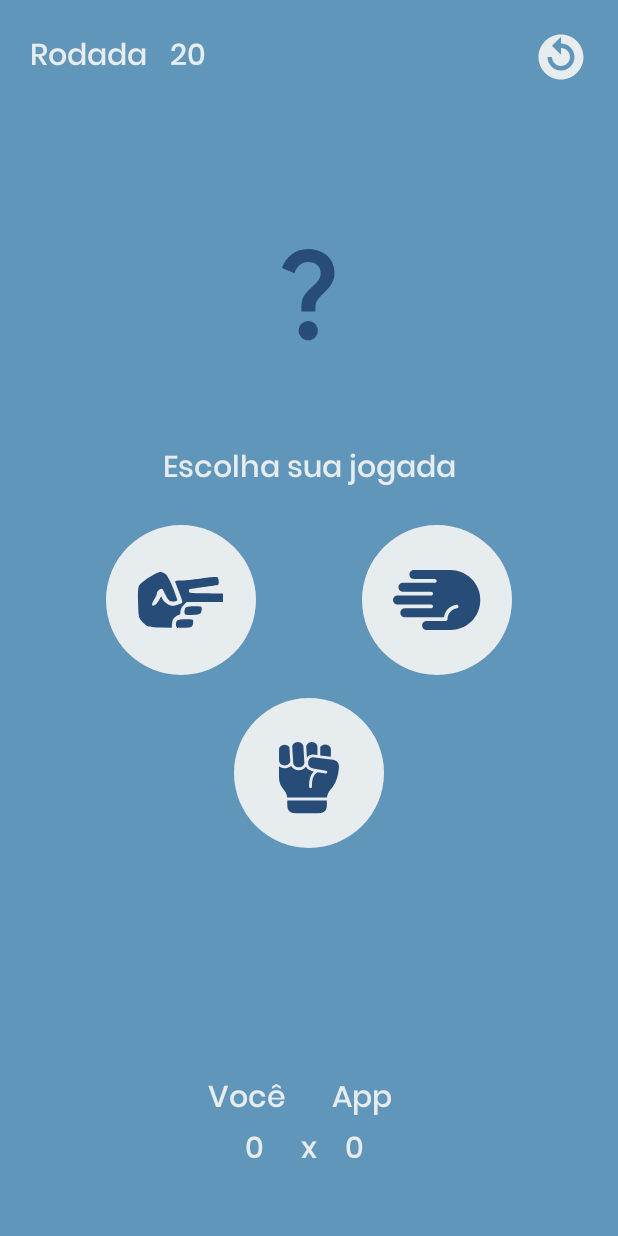
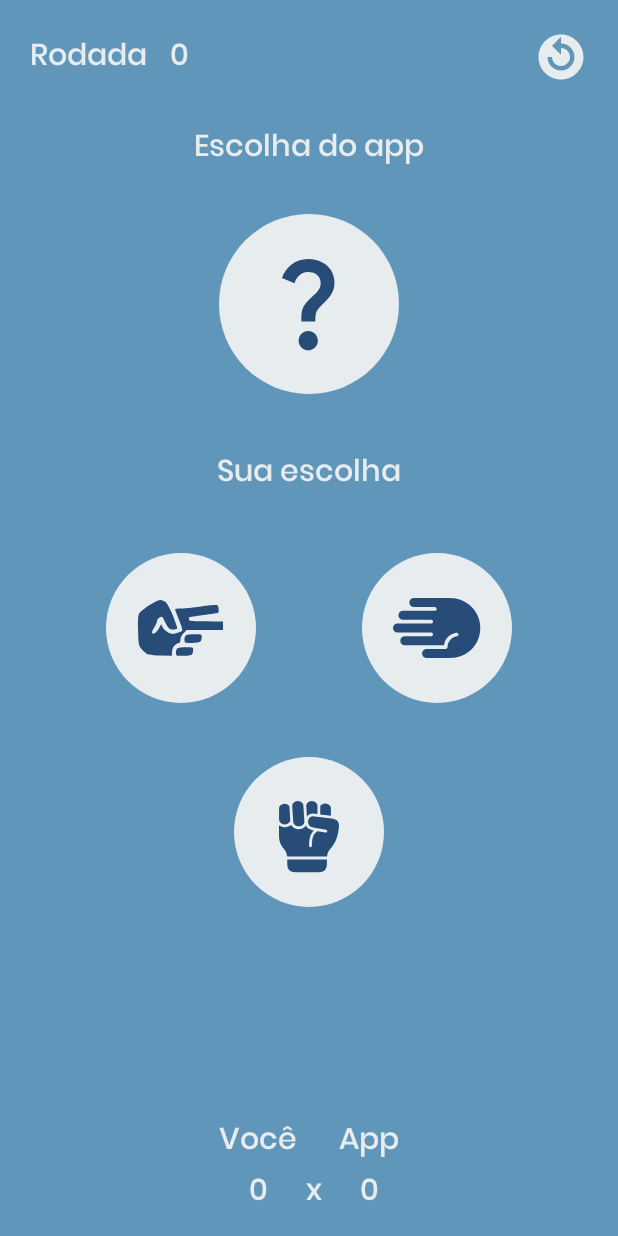
Before and after one commit to isabellatressino/rock-paper-scissors-java, an Android app: the layout activity_game.xml on its own in the app's theme, with its tools: preview values and no code run, on a phone screen of 412 x 824 dp. Run offline under Robolectric (Android 15) with nearby library versions, the phone set to English and light mode, and no system bars.

Commit message:
feat: atualizar xml da GameActivity para novas funcionalidades

```diff
--- a/app/src/main/res/layout/activity_game.xml
+++ b/app/src/main/res/layout/activity_game.xml
@@ -22,7 +22,7 @@
         android:layout_width="wrap_content"
         android:layout_height="wrap_content"
         android:layout_marginStart="15dp"
-        android:text="20"
+        android:text="0"
         app:layout_constraintBottom_toBottomOf="@+id/tvRoundText"
         app:layout_constraintStart_toEndOf="@id/tvRoundText"
         app:layout_constraintTop_toTopOf="@id/tvRoundText" />
@@ -38,59 +38,97 @@
         app:layout_constraintEnd_toEndOf="parent"
         app:layout_constraintTop_toTopOf="parent" />
 
-    <ImageView
-        android:id="@+id/ivGuess"
+    <TextView
+        android:id="@+id/tvAppChoice"
         android:layout_width="wrap_content"
         android:layout_height="wrap_content"
-        android:layout_marginTop="80dp"
-        android:src="@drawable/guess"
+        android:text="Escolha do app"
+        app:layout_constraintBottom_toTopOf="@id/ibGuess"
         app:layout_constraintEnd_toEndOf="parent"
         app:layout_constraintStart_toStartOf="parent"
         app:layout_constraintTop_toBottomOf="@+id/imageButton" />
+
+    <ImageButton
+        android:id="@+id/ibGuess"
+        android:layout_width="0dp"
+        android:layout_height="0dp"
+        android:background="@drawable/circle_shape"
+        android:src="@drawable/guess"
+        app:layout_constraintBottom_toTopOf="@id/tvYourGuess"
+        app:layout_constraintEnd_toEndOf="parent"
+        app:layout_constraintHeight_max="120dp"
+        app:layout_constraintStart_toStartOf="parent"
+        app:layout_constraintTop_toBottomOf="@+id/tvAppChoice"
+        app:layout_constraintWidth_max="120dp" />
 
     <TextView
         android:id="@+id/tvYourGuess"
         android:layout_width="wrap_content"
         android:layout_height="wrap_content"
-        android:layout_marginTop="40dp"
-        android:text="Escolha sua jogada"
+        android:layout_marginVertical="10dp"
+        android:text="Sua escolha"
+        app:layout_constraintBottom_toTopOf="@id/ibPaper"
         app:layout_constraintEnd_toEndOf="parent"
         app:layout_constraintStart_toStartOf="parent"
-        app:layout_constraintTop_toBottomOf="@+id/ivGuess" />
+        app:layout_constraintTop_toBottomOf="@+id/ibGuess" />
 
     <ImageButton
-        android:id="@+id/ivScissors"
+        android:id="@+id/ibReplay"
         android:layout_width="wrap_content"
         android:layout_height="wrap_content"
-        android:layout_marginTop="20dp"
+        android:layout_marginStart="20dp"
+        android:background="@null"
+        android:src="@drawable/icon_replay"
+        android:visibility="gone"
+        app:layout_constraintBottom_toBottomOf="@id/tvGameResult"
+        app:layout_constraintStart_toEndOf="@id/tvGameResult"
+        app:layout_constraintTop_toTopOf="@id/tvGameResult" />
+
+    <ImageButton
+        android:id="@+id/ibScissors"
+        android:layout_width="wrap_content"
+        android:layout_height="wrap_content"
         android:background="@drawable/button_selector"
         android:src="@drawable/scissors"
-        app:layout_constraintEnd_toStartOf="@+id/ivPaper"
+        app:layout_constraintBottom_toTopOf="@id/ibRock"
+        app:layout_constraintEnd_toStartOf="@+id/ibPaper"
         app:layout_constraintStart_toStartOf="parent"
         app:layout_constraintTop_toBottomOf="@+id/tvYourGuess"
         app:tint="@color/color_state_list" />
 
     <ImageButton
-        android:id="@+id/ivRock"
+        android:id="@+id/ibRock"
         android:layout_width="wrap_content"
         android:layout_height="wrap_content"
-        android:layout_marginTop="15dp"
         android:background="@drawable/button_selector"
         android:src="@drawable/rock"
+        app:layout_constraintBottom_toTopOf="@id/tvGameResult"
         app:layout_constraintEnd_toEndOf="parent"
         app:layout_constraintStart_toStartOf="parent"
-        app:layout_constraintTop_toBottomOf="@+id/ivScissors"
+        app:layout_constraintTop_toBottomOf="@id/ibScissors"
         app:tint="@color/color_state_list" />
 
+    <TextView
+        android:id="@+id/tvGameResult"
+        android:layout_width="wrap_content"
+        android:layout_height="36dp"
+        android:layout_marginVertical="15dp"
+        android:textSize="24sp"
+        app:layout_constraintBottom_toTopOf="@id/viewScore"
+        app:layout_constraintEnd_toEndOf="parent"
+        app:layout_constraintStart_toStartOf="parent"
+        app:layout_constraintTop_toBottomOf="@+id/ibRock" />
+
     <ImageButton
-        android:id="@+id/ivPaper"
+        android:id="@+id/ibPaper"
         android:layout_width="wrap_content"
         android:layout_height="wrap_content"
         android:background="@drawable/button_selector"
         android:src="@drawable/paper"
+        app:layout_constraintBottom_toBottomOf="@id/ibScissors"
         app:layout_constraintEnd_toEndOf="parent"
-        app:layout_constraintStart_toEndOf="@id/ivScissors"
-        app:layout_constraintTop_toTopOf="@+id/ivScissors"
+        app:layout_constraintStart_toEndOf="@id/ibScissors"
+        app:layout_constraintTop_toTopOf="@id/ibScissors"
         app:tint="@color/color_state_list" />
 
     <TextView
@@ -99,25 +137,25 @@
         android:layout_height="wrap_content"
         android:layout_marginEnd="10dp"
         android:text="Você"
-        app:layout_constraintBottom_toTopOf="@id/tvVersus"
-        app:layout_constraintEnd_toStartOf="@id/tvVersus" />
+        app:layout_constraintStart_toStartOf="@id/viewScore"
+        app:layout_constraintTop_toTopOf="@id/viewScore"
+        app:layout_constraintVertical_bias="1" />
 
     <TextView
         android:id="@+id/tvApp"
         android:layout_width="wrap_content"
         android:layout_height="wrap_content"
-        android:layout_marginStart="10dp"
         android:text="App"
-        app:layout_constraintStart_toEndOf="@id/tvVersus"
-        app:layout_constraintTop_toTopOf="@+id/tvYou" />
+        app:layout_constraintEnd_toEndOf="@+id/viewScore"
+        app:layout_constraintTop_toTopOf="@id/viewScore" />
 
     <TextView
         android:id="@+id/tvPlayerScore"
         android:layout_width="wrap_content"
         android:layout_height="wrap_content"
         android:text="0"
-        app:layout_constraintEnd_toStartOf="@id/tvVersus"
-        app:layout_constraintStart_toStartOf="@+id/tvYou"
+        app:layout_constraintEnd_toEndOf="@id/tvYou"
+        app:layout_constraintStart_toStartOf="@id/tvYou"
         app:layout_constraintTop_toBottomOf="@id/tvYou" />
 
     <TextView
@@ -125,16 +163,25 @@
         android:layout_width="wrap_content"
         android:layout_height="wrap_content"
         android:text="0"
-        app:layout_constraintEnd_toEndOf="@+id/tvApp"
-        app:layout_constraintStart_toEndOf="@id/tvVersus"
+        app:layout_constraintEnd_toEndOf="@id/tvApp"
+        app:layout_constraintStart_toStartOf="@id/tvApp"
         app:layout_constraintTop_toBottomOf="@id/tvApp" />
 
     <TextView
         android:id="@+id/tvVersus"
         android:layout_width="wrap_content"
         android:layout_height="wrap_content"
-        android:layout_marginBottom="40dp"
+        android:layout_marginBottom="20dp"
         android:text="x"
+        app:layout_constraintEnd_toStartOf="@id/tvAppScore"
+        app:layout_constraintStart_toEndOf="@id/tvPlayerScore"
+        app:layout_constraintTop_toBottomOf="@id/tvYou" />
+
+    <View
+        android:id="@+id/viewScore"
+        android:layout_width="120dp"
+        android:layout_height="70dp"
+        android:layout_marginBottom="10dp"
         app:layout_constraintBottom_toBottomOf="parent"
         app:layout_constraintEnd_toEndOf="parent"
         app:layout_constraintStart_toStartOf="parent" />
```
